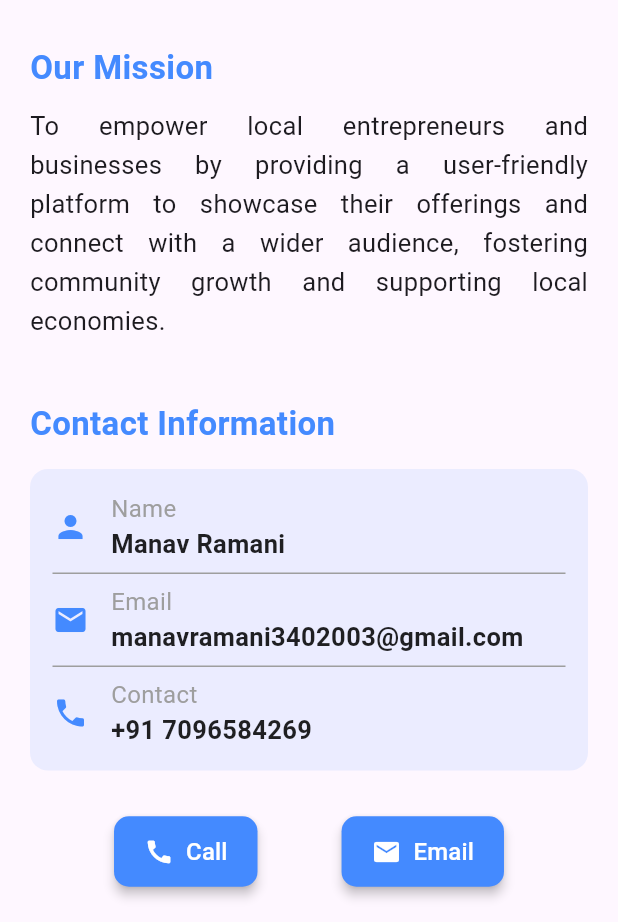
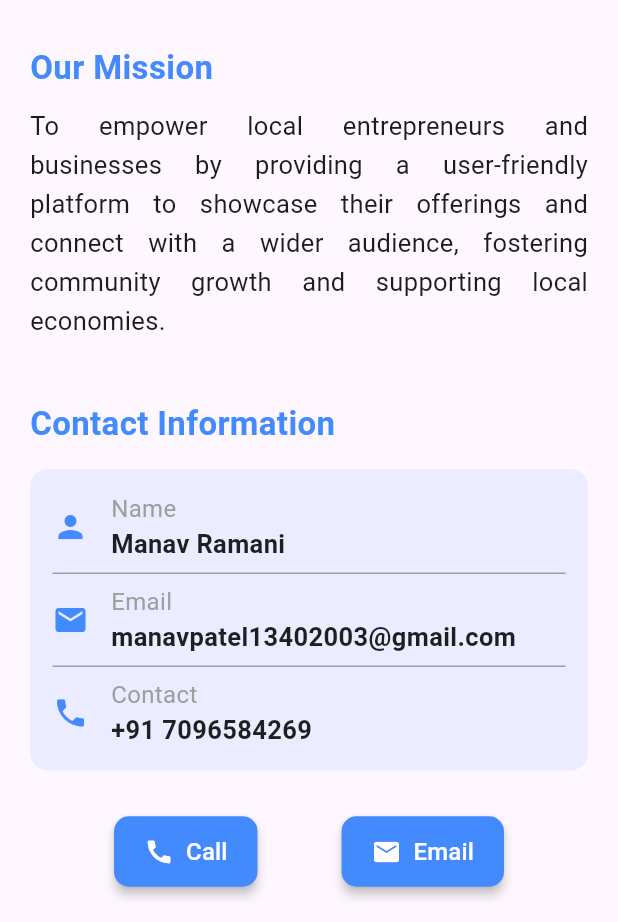
Before and after one commit to MrManavRamani-Flutter/find-shop, a Flutter app: the AboutScreen screen opened by its route, on a phone screen of 412 x 824 dp, the part 314-1236 px from its top. Run offline on Flutter 3.47's test engine with Material 3 defaults, Android fonts, the phone set to English and light mode, and no system bars; our stand-ins replace file_picker, flutter_rating_bar, shared_preferences, sqflite; missing offline and left inert: excel; accounts and stored records are empty.

Commit message:
28/03/2025 10:29 AM about screen in changes...

```diff
--- a/lib/screens/customer/about_screen.dart
+++ b/lib/screens/customer/about_screen.dart
@@ -97,7 +97,7 @@ class AboutScreen extends StatelessWidget {
                     _buildContactRow(Icons.person, 'Name', 'Manav Ramani'),
                     const Divider(height: 15, color: Colors.grey),
                     _buildContactRow(
-                        Icons.email, 'Email', 'manavramani3402003@gmail.com'),
+                        Icons.email, 'Email', 'manavpatel13402003@gmail.com'),
                     const Divider(height: 15, color: Colors.grey),
                     _buildContactRow(Icons.phone, 'Contact', '+91 7096584269'),
                     // Include country code
@@ -114,14 +114,16 @@ class AboutScreen extends StatelessWidget {
                   _buildElevatedButton(
                     'Call',
                     Icons.call,
-                    () => launchUrl(
-                        Uri.parse('tel:+917096584269')), // Country code
+                        () =>
+                        launchUrl(
+                            Uri.parse('tel:+917096584269')), // Country code
                   ),
                   _buildElevatedButton(
                     'Email',
                     Icons.email,
-                    () => launchUrl(
-                        Uri.parse('mailto:manavramani3402003@gmail.com')),
+                        () =>
+                        launchUrl(
+                            Uri.parse('mailto:manavpatel13402003@gmail.com')),
                   ),
                 ],
               ),
@@ -156,13 +158,13 @@ class AboutScreen extends StatelessWidget {
   }
 
   // Helper function to build the styled buttons
-  Widget _buildElevatedButton(
-      String text, IconData icon, VoidCallback onPressed) {
+  Widget _buildElevatedButton(String text, IconData icon,
+      VoidCallback onPressed) {
     return ElevatedButton.icon(
       onPressed: onPressed,
       icon: Icon(icon, size: 20, color: Colors.white),
       label:
-          Text(text, style: const TextStyle(fontSize: 16, color: Colors.white)),
+      Text(text, style: const TextStyle(fontSize: 16, color: Colors.white)),
       style: ElevatedButton.styleFrom(
         backgroundColor: Colors.blueAccent,
         padding: const EdgeInsets.symmetric(horizontal: 20, vertical: 12),
```
